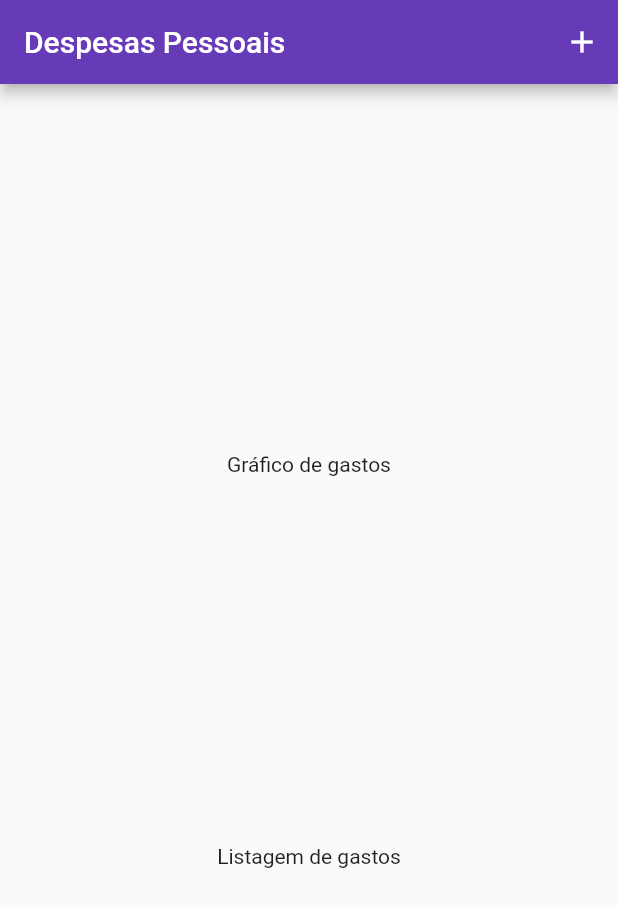
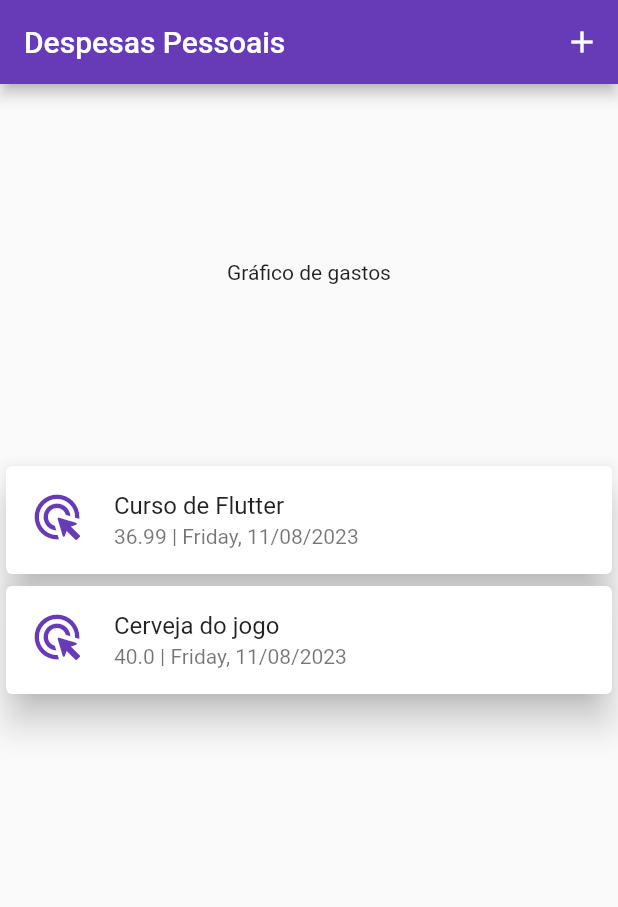
Before and after one commit to Gustaviusss/personal_expenses_app, a Flutter app: the screen it shows after launch, on a phone screen of 412 x 824 dp. Shown: the top 907 px of the screen. Run offline on Flutter 3.47's test engine with Material 2 defaults, Android fonts, the phone set to English and light mode, and no system bars.

Commit message:
styling listtiles on expenses list

```diff
--- a/lib/expenses.dart
+++ b/lib/expenses.dart
@@ -1,4 +1,7 @@
 import 'package:flutter/material.dart';
+import 'package:personal_expenses_app/models/expense_model.dart';
+import 'package:personal_expenses_app/widgets/expenses_list_widget.dart';
+import 'package:intl/intl.dart';
 
 class Expenses extends StatefulWidget {
   const Expenses({super.key});
@@ -8,6 +11,18 @@ class Expenses extends StatefulWidget {
 }
 
 class _ExpensesState extends State<Expenses> {
+  final List<ExpenseModel> _registeredExpenses = [
+    ExpenseModel(
+        title: 'Curso de Flutter',
+        amount: 36.99,
+        date: DateFormat('EEEE, dd/MM/yyyy').format(DateTime.now()),
+        category: Category.contas),
+    ExpenseModel(
+        title: 'Cerveja do jogo',
+        amount: 40.00,
+        date: DateFormat('EEEE, dd/MM/yyyy').format(DateTime.now()),
+        category: Category.lazer),
+  ];
   @override
   Widget build(BuildContext context) {
     return Scaffold(
@@ -15,10 +30,14 @@ class _ExpensesState extends State<Expenses> {
         title: const Text('Despesas Pessoais'),
         actions: [IconButton(onPressed: () {}, icon: const Icon(Icons.add))],
       ),
-      body: const Center(
-        child: Column(
-            mainAxisAlignment: MainAxisAlignment.spaceEvenly,
-            children: [Text('Gráfico de gastos'), Text('Listagem de gastos')]),
+      body: Center(
+        child:
+            Column(mainAxisAlignment: MainAxisAlignment.spaceEvenly, children: [
+          const Text('Gráfico de gastos'),
+          SizedBox(
+              height: 400,
+              child: ExpensesListWidget(expenses: _registeredExpenses))
+        ]),
       ),
     );
   }
--- a/lib/models/expense_model.dart
+++ b/lib/models/expense_model.dart
@@ -2,12 +2,19 @@ import 'package:uuid/uuid.dart';
 
 const uuid = Uuid();
 
+enum Category { alimentacao, viagem, lazer, contas }
+
 class ExpenseModel {
-  ExpenseModel({required this.title, required this.amount, required this.date})
+  ExpenseModel(
+      {required this.title,
+      required this.amount,
+      required this.date,
+      required this.category})
       : id = uuid.v4();
 
   final String id;
   final String title;
   final double amount;
-  final DateTime date;
+  final String date;
+  final Category category;
 }
--- /dev/null
+++ b/lib/widgets/expenses_list_widget.dart
@@ -0,0 +1,48 @@
+import 'package:flutter/material.dart';
+import 'package:personal_expenses_app/models/expense_model.dart';
+
+class ExpensesListWidget extends StatelessWidget {
+  const ExpensesListWidget({super.key, required this.expenses});
+
+  final List<ExpenseModel> expenses;
+
+  @override
+  Widget build(BuildContext context) {
+    IconData getIcon({required Category category}) {
+      IconData selectedIcon = Icons.ads_click_rounded;
+      switch (category) {
+        case Category.alimentacao:
+          Icons.food_bank_outlined;
+          break;
+        case (Category.contas):
+          Icons.receipt;
+          break;
+        case (Category.lazer):
+          Icons.terrain_rounded;
+          break;
+        case (Category.viagem):
+          Icons.flight;
+          break;
+        default:
+          Icons.menu;
+      }
+      return selectedIcon;
+    }
+
+    return ListView.builder(
+        itemCount: expenses.length,
+        itemBuilder: (_, index) => Card(
+              elevation: 10,
+              child: ListTile(
+                iconColor: Colors.deepPurple,
+                leading: Icon(
+                  getIcon(category: expenses[index].category),
+                  size: 36,
+                ),
+                title: Text(expenses[index].title),
+                subtitle:
+                    Text("${expenses[index].amount} | ${expenses[index].date}"),
+              ),
+            ));
+  }
+}
--- a/pubspec.yaml
+++ b/pubspec.yaml
@@ -36,6 +36,7 @@ dependencies:
   # Use with the CupertinoIcons class for iOS style icons.
   cupertino_icons: ^1.0.2
   uuid: ^3.0.7
+  intl: ^0.18.1
 
 dev_dependencies:
   flutter_test:
```
Also changed, not shown: pubspec.lock.
